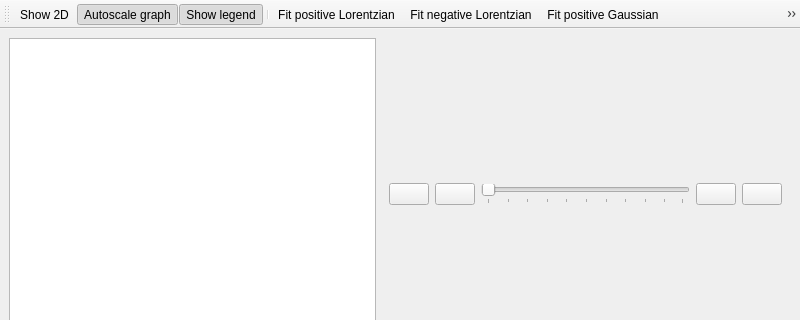
First picture: the form in cct/qtgui/core/scangraph/scangraph.ui, repository awacha/cct, before the edit; both pictures show x 0 to 800 and y 0 to 320 of the 800 by 677 pixel window.
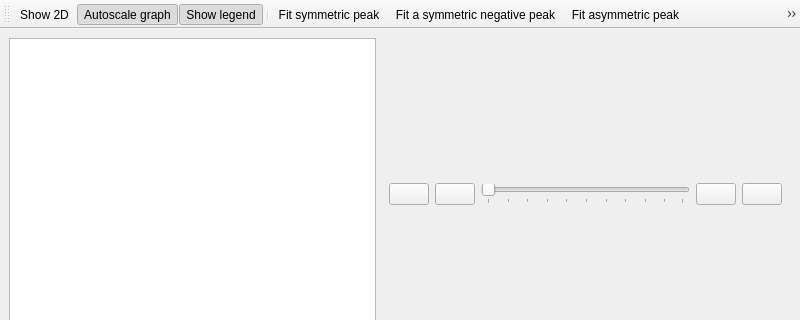
Second picture: the form after the edit. Icons and pictures are not drawn.

Commit message: Asymmetric peak fitting in scangraph and callibration UIs

Diff of the .ui file:
```diff
--- a/cct/qtgui/core/scangraph/scangraph.ui
+++ b/cct/qtgui/core/scangraph/scangraph.ui
@@ -215,10 +215,10 @@
    <addaction name="actionAutoScale"/>
    <addaction name="actionShowLegend"/>
    <addaction name="separator"/>
-   <addaction name="actionFit_positive_Lorentzian"/>
-   <addaction name="actionFit_negative_Lorentzian"/>
-   <addaction name="actionFit_positive_Gaussian"/>
-   <addaction name="actionFit_negative_Gaussian"/>
+   <addaction name="actionFit_symmetric_peak"/>
+   <addaction name="actionFit_symmetric_negative_peak"/>
+   <addaction name="actionFit_asymmetric_peak"/>
+   <addaction name="actionFit_asymmetric_negative_peak"/>
    <addaction name="separator"/>
    <addaction name="actionCursor_to_Minimum"/>
    <addaction name="actionCursor_to_Maximum"/>
@@ -415,6 +415,54 @@
     <string>Ctrl+Shift+C</string>
    </property>
   </action>
+  <action name="actionFit_symmetric_peak">
+   <property name="icon">
+    <iconset resource="../../../resource/icons/icons.qrc">
+     <normaloff>:/icons/fitpeak.svg</normaloff>:/icons/fitpeak.svg</iconset>
+   </property>
+   <property name="text">
+    <string>Fit symmetric peak</string>
+   </property>
+   <property name="toolTip">
+    <string>Fit a symmetric, positive Lorentzian peak</string>
+   </property>
+  </action>
+  <action name="actionFit_asymmetric_peak">
+   <property name="icon">
+    <iconset resource="../../../resource/icons/icons.qrc">
+     <normaloff>:/icons/fitpeak_positive_asymmetric.svg</normaloff>:/icons/fitpeak_positive_asymmetric.svg</iconset>
+   </property>
+   <property name="text">
+    <string>Fit asymmetric peak</string>
+   </property>
+   <property name="toolTip">
+    <string>Fit an asymmetric, positive Lorentzian peak</string>
+   </property>
+  </action>
+  <action name="actionFit_asymmetric_negative_peak">
+   <property name="icon">
+    <iconset resource="../../../resource/icons/icons.qrc">
+     <normaloff>:/icons/fitpeak_negative_asymmetric.svg</normaloff>:/icons/fitpeak_negative_asymmetric.svg</iconset>
+   </property>
+   <property name="text">
+    <string>Fit asymmetric negative peak</string>
+   </property>
+   <property name="toolTip">
+    <string>Fit an asymmetric, negative Lorentzian peak</string>
+   </property>
+  </action>
+  <action name="actionFit_symmetric_negative_peak">
+   <property name="icon">
+    <iconset resource="../../../resource/icons/icons.qrc">
+     <normaloff>:/icons/fitpeak_negative_symmetric.svg</normaloff>:/icons/fitpeak_negative_symmetric.svg</iconset>
+   </property>
+   <property name="text">
+    <string>Fit a symmetric negative peak</string>
+   </property>
+   <property name="toolTip">
+    <string>Fit a symmetric, negative Lorentzian peak</string>
+   </property>
+  </action>
  </widget>
  <resources>
   <include location="../../../resource/icons/icons.qrc"/>
```
The commit also changes 10 other files.
